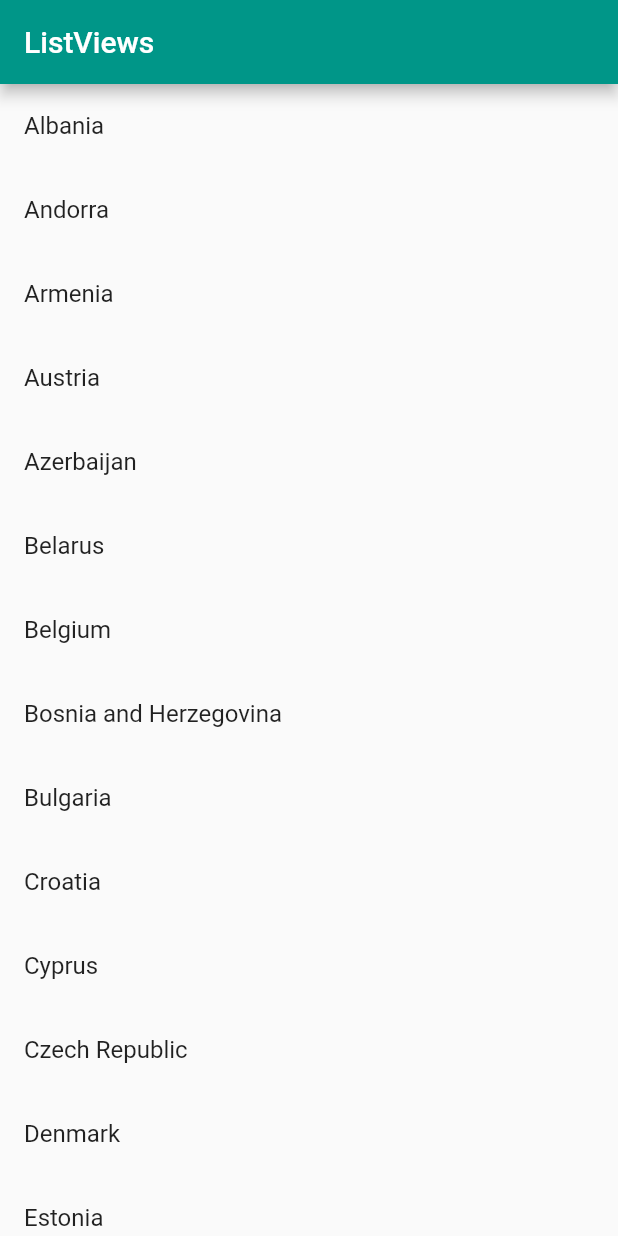
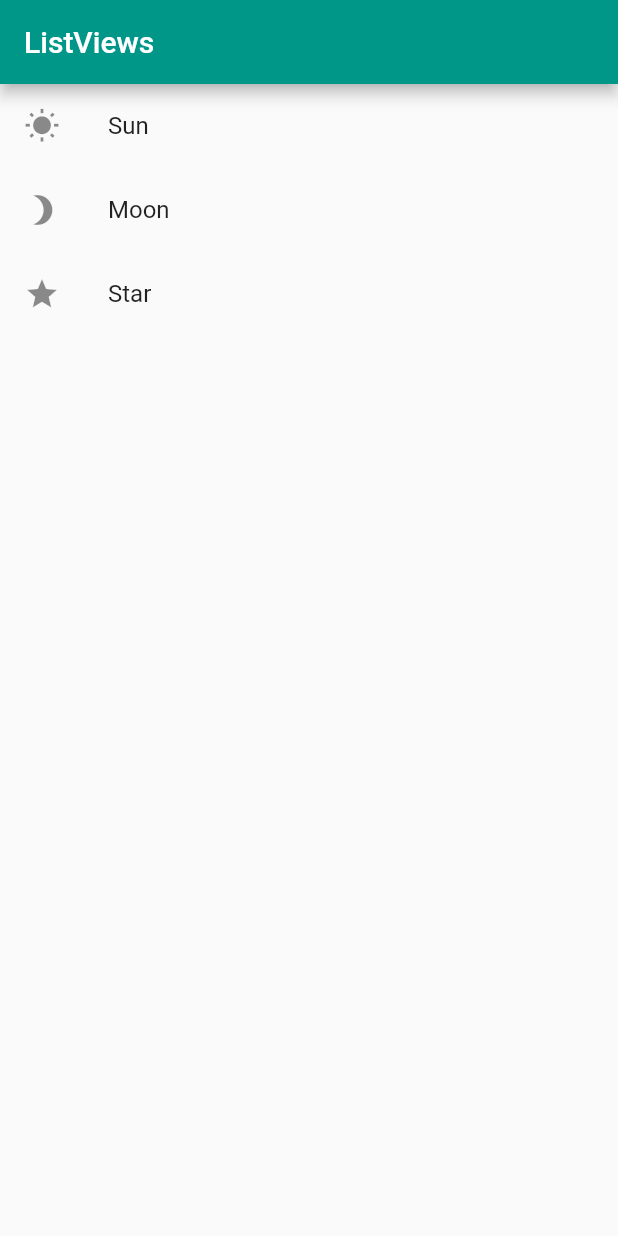
Before and after one commit to lqlongvn/flutter_app, a Flutter app: the screen it shows after launch, on a phone screen of 412 x 824 dp. Run offline on Flutter 3.47's test engine with Material 2 defaults, Android fonts, the phone set to English and light mode, and no system bars.

Commit message:
ListView-5

```diff
--- a/lib/main.dart
+++ b/lib/main.dart
@@ -28,23 +28,20 @@ class BodyLayout extends StatelessWidget {
 
 // replace this function with the code in the examples
 Widget _myListView(BuildContext context) {
-  // backing data
-  final europeanCountries = ['Albania', 'Andorra', 'Armenia', 'Austria',
-    'Azerbaijan', 'Belarus', 'Belgium', 'Bosnia and Herzegovina', 'Bulgaria',
-    'Croatia', 'Cyprus', 'Czech Republic', 'Denmark', 'Estonia', 'Finland',
-    'France', 'Georgia', 'Germany', 'Greece', 'Hungary', 'Iceland', 'Ireland',
-    'Italy', 'Kazakhstan', 'Kosovo', 'Latvia', 'Liechtenstein', 'Lithuania',
-    'Luxembourg', 'Macedonia', 'Malta', 'Moldova', 'Monaco', 'Montenegro',
-    'Netherlands', 'Norway', 'Poland', 'Portugal', 'Romania', 'Russia',
-    'San Marino', 'Serbia', 'Slovakia', 'Slovenia', 'Spain', 'Sweden',
-    'Switzerland', 'Turkey', 'Ukraine', 'United Kingdom', 'Vatican City'];
-
-  return ListView.builder(
-    itemCount: europeanCountries.length,
-    itemBuilder: (context, index) {
-      return ListTile(
-        title: Text(europeanCountries[index]),
-      );
-    },
+  return ListView(
+    children: <Widget>[
+      ListTile(
+        leading: Icon(Icons.wb_sunny),
+        title: Text('Sun'),
+      ),
+      ListTile(
+        leading: Icon(Icons.brightness_3),
+        title: Text('Moon'),
+      ),
+      ListTile(
+        leading: Icon(Icons.star),
+        title: Text('Star'),
+      ),
+    ],
   );
 }
```
